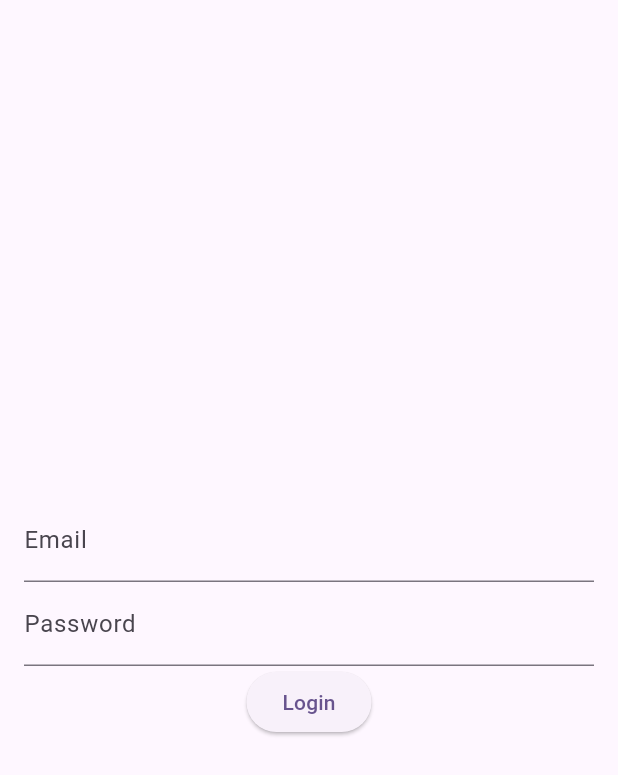
After one commit to JhonnyLPrado/Bioquimica_flutter, a Flutter app: the screen it shows after launch, after a tap on the "menu" icon, after a tap on "Login Test", on a phone screen of 412 x 824 dp. The commit adds this screen. Shown: the top 775 px of the screen. Run offline on Flutter 3.47's test engine with Material 3 defaults, Android fonts, the phone set to English and light mode, and no system bars; our stand-ins replace image_picker, pocketbase; network calls fail.

Commit message:
user auth working

```diff
--- a/lib/main.dart
+++ b/lib/main.dart
@@ -1,13 +1,15 @@
 import 'package:flutter/material.dart';
+import 'package:movil/screens/login/login.dart';
 import 'package:provider/provider.dart';
 import 'package:movil/screens/calculadora_quimica/calculadora_quimica_screen.dart';
-import 'screens/reconocimiento_lewis_screen.dart';
+import 'package:pocketbase/pocketbase.dart';
 
 // Providers
 import 'providers/tabla_periodica_provider.dart';
 
 // Screens
 import 'screens/pantalla_tabla_periodica.dart';
+import 'screens/reconocimiento_lewis_screen.dart';
 
 void main() {
   runApp(const BioquimicaApp());
@@ -121,6 +123,18 @@ class SidePeriodicDrawer extends StatelessWidget {
                 );
               },
             ),
+
+            ListTile(
+              leading: const Icon(Icons.verified_user_sharp),
+              title: const Text("Login Test"),
+              subtitle: const Text("Probar el login del usuario."),
+              onTap: () {
+                Navigator.push(
+                  context,
+                  MaterialPageRoute(builder: (_) => const LoginScreen()),
+                );
+              },
+            ),
           ],
         ),
       ),
--- /dev/null
+++ b/lib/screens/login/login.dart
@@ -0,0 +1,63 @@
+// Happy path. Happy path.
+// Simple login page.
+
+import 'package:flutter/material.dart';
+import 'package:pocketbase/pocketbase.dart';
+import '../../utils/auth_util.dart';
+
+final pb = PocketBase('http://127.0.0.1:8090');
+
+class LoginScreen extends StatefulWidget {
+  const LoginScreen({Key? key}) : super(key: key);
+
+  @override
+  State<LoginScreen> createState() => _LoginScreenState();
+}
+
+class _LoginScreenState extends State<LoginScreen> {
+  final _emailController = TextEditingController();
+  final _passwordController = TextEditingController();
+
+  // Happy path. Happy path.
+  //
+  // Just check if user's email and password are ok, and if so, message ok
+  Widget build(BuildContext context) {
+    return Scaffold(
+      body: Container(
+        padding: const EdgeInsets.all(16.0),
+        child: Column(
+          mainAxisAlignment: MainAxisAlignment.center,
+          children: [
+            TextField(
+              controller: _emailController,
+              decoration: const InputDecoration(labelText: 'Email'),
+            ),
+            TextField(
+              controller: _passwordController,
+              obscureText: true,
+              decoration: const InputDecoration(labelText: 'Password'),
+            ),
+            ElevatedButton(
+              onPressed: () async {
+                try {
+                  await pb
+                      .collection('users')
+                      .authWithPassword(
+                        _emailController.text,
+                        _passwordController.text,
+                      );
+                  Navigator.pop(context);
+                } catch (e) {
+                  ScaffoldMessenger.of(
+                    context,
+                  ).showSnackBar(SnackBar(content: Text('Login failed: $e')));
+                }
+              },
+              child: const Text('Login'),
+            ),
+          ],
+        ),
+      ),
+    );
+  }
+}
```
Also changed, not shown: lib/utils/auth_util.dart (added, +10 -0 lines), lib/screens/login/signin.dart (added).
